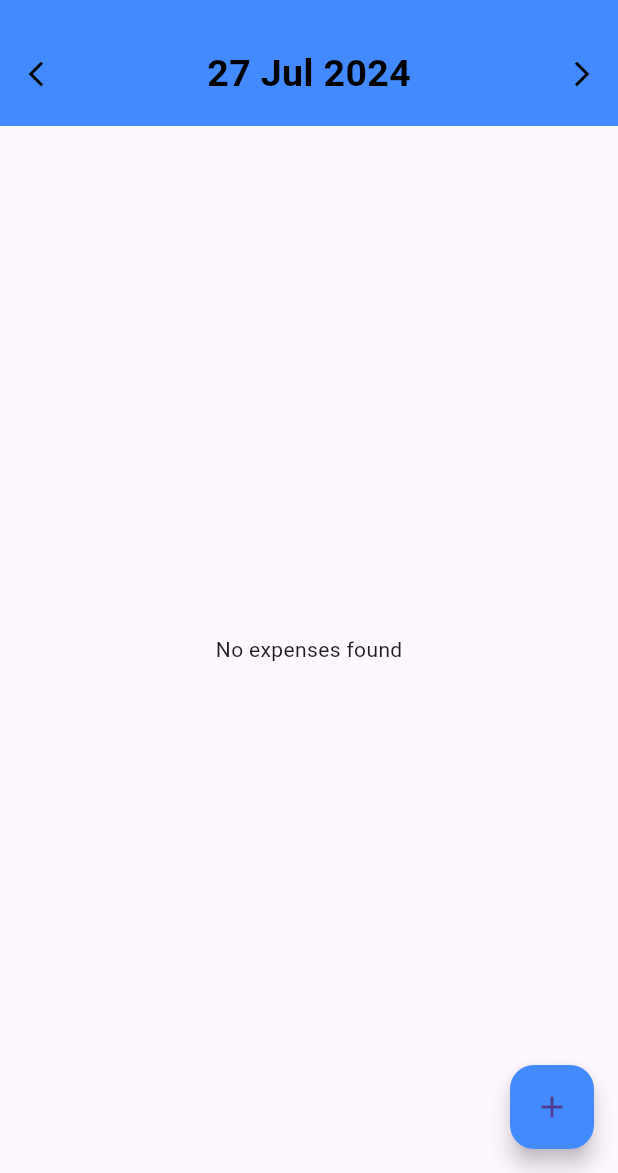
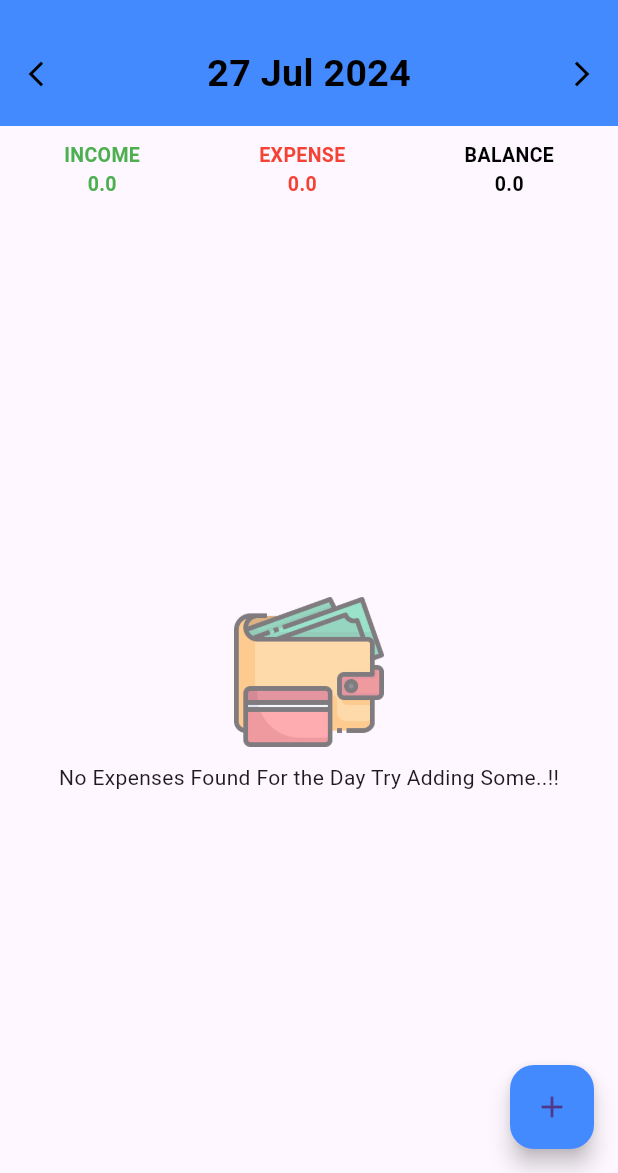
Before and after one commit to piyusshh07/Flutter_Expense_Tracker, a Flutter app: the screen it shows once a user with an empty profile is signed in, after a tap on the "arrow forward ios" icon, on a phone screen of 412 x 824 dp, the part 63-1236 px from its top. Run offline on Flutter 3.47's test engine with Material 3 defaults, Android fonts, the phone set to English and light mode, and no system bars; our stand-ins replace cloud_firestore, firebase_auth, firebase_core, fluttertoast; accounts and stored records are empty.

Commit message:
total income expense balance calculated

```diff
--- a/lib/screens/homescreen.dart
+++ b/lib/screens/homescreen.dart
@@ -1,3 +1,4 @@
+import 'package:cloud_firestore/cloud_firestore.dart';
 import 'package:expensetracker/widgets/bottomsheet.dart';
 import 'package:expensetracker/widgets/expenseslist.dart';
 import 'package:firebase_auth/firebase_auth.dart';
@@ -14,11 +15,19 @@ class HomeScreen extends StatefulWidget {
 class _HomeScreenState extends State<HomeScreen> {
   DateTime _currentDate = DateTime.now();
   String _formattedDate = DateFormat('d MMM y').format(DateTime.now());
+  double totalIncome = 0.0;
+  double totalExpense = 0.0;
+  double totalBalance = 0.0;
+
+  @override
+  void initState() {
+    super.initState();
+    _calculateTotals();
+  }
 
   void _updateDate() {
     setState(() {
       _formattedDate = DateFormat('d MMM y').format(_currentDate);
-      print('Updated date: $_formattedDate');  // Debugging print
     });
   }
 
@@ -35,6 +44,44 @@ class _HomeScreenState extends State<HomeScreen> {
       _updateDate();
     });
   }
+
+  Future<void> _calculateTotals() async {
+    var user = FirebaseAuth.instance.currentUser;
+    if (user == null) return;
+
+    var querySnapshot = await FirebaseFirestore.instance
+        .collection('expense')
+        .where('Userid', isEqualTo: user.uid)
+        .get();
+
+    double income = 0.0;
+    double expense = 0.0;
+
+    for (var doc in querySnapshot.docs) {
+      var data = doc.data() as Map<String, dynamic>;
+
+      try {
+        double amount = double.parse(data['ExpenseAmount']);
+        String type = data['ExpenseType']; // Assuming 'type' is 'income' or 'expense'
+
+        if (type == 'Income') {
+          income += amount;
+        } else if (type == 'Expense') {
+          expense += amount;
+        }
+      } catch (e) {
+        print("Error parsing ExpenseAmount: ${data['ExpenseAmount']}");
+        // Optionally, handle the error, e.g., by logging or showing a message to the user
+      }
+    }
+
+    setState(() {
+      totalIncome = income;
+      totalExpense = expense;
+      totalBalance = income - expense;
+    });
+  }
+
 
   @override
   Widget build(BuildContext context) {
@@ -66,7 +113,7 @@ class _HomeScreenState extends State<HomeScreen> {
             isScrollControlled: true,
             context: context,
             builder: (BuildContext context) => bottomsheet(),
-          );
+          ).then((_) => _calculateTotals()); // Recalculate totals when the bottom sheet is closed
         },
         child: Icon(Icons.add),
         backgroundColor: Colors.blueAccent,
@@ -95,7 +142,36 @@ class _HomeScreenState extends State<HomeScreen> {
               ],
             ),
           ),
-          SizedBox(height: 0,),
+          Padding(
+            padding: const EdgeInsets.only(top: 10, bottom: 0, right: 3, left: 3),
+            child: Container(
+              height: 50,
+              width: double.infinity,
+              child: Row(
+                mainAxisAlignment: MainAxisAlignment.spaceAround,
+                children: [
+                  Column(
+                    children: [
+                      Text("INCOME", style: TextStyle(color: Colors.green, fontSize: 13, fontWeight: FontWeight.w600)),
+                      Text(totalIncome.toString(), style: TextStyle(color: Colors.green, fontSize: 13, fontWeight: FontWeight.w600))
+                    ],
+                  ),
+                  Column(
+                    children: [
+                      Text("EXPENSE", style: TextStyle(color: Colors.red, fontSize: 13, fontWeight: FontWeight.w600)),
+                      Text(totalExpense.toString(), style: TextStyle(color: Colors.red, fontSize: 13, fontWeight: FontWeight.w600))
+                    ],
+                  ),
+                  Column(
+                    children: [
+                      Text("BALANCE", style: TextStyle(color: Colors.black, fontSize: 13, fontWeight: FontWeight.w600)),
+                      Text(totalBalance.toString(), style: TextStyle(color: Colors.black, fontSize: 13, fontWeight: FontWeight.w600))
+                    ],
+                  ),
+                ],
+              ),
+            ),
+          ),
           Expanded(  // Make sure the list expands properly
             child: ExpensesList(date: _currentDate),
           ),
--- a/lib/widgets/expenseslist.dart
+++ b/lib/widgets/expenseslist.dart
@@ -32,11 +32,18 @@ class ExpensesList extends StatelessWidget {
     }
     if (!listSnapshots.hasData || listSnapshots.data!.docs.isEmpty) {
      print('No expenses found');  // Debugging print
-     return const Center(child: Text("No expenses found"));
+     return   Column(
+      mainAxisAlignment: MainAxisAlignment.center,
+      children: [
+      Opacity(
+          opacity:0.5,
+          child: Image.asset("assets/images/wallet.png",height: 100,width: 100,)),
+       SizedBox(height: 10,),
+       Text("No Expenses Found For the Day Try Adding Some..!!")
+     ],);
     }
 
     final listofexpenses = listSnapshots.data!.docs;
-    print('Expenses found: ${listofexpenses.length}');  // Debugging print
     return ListView.builder(
      itemCount: listofexpenses.length,
      itemBuilder: (ctx, index) {
```
